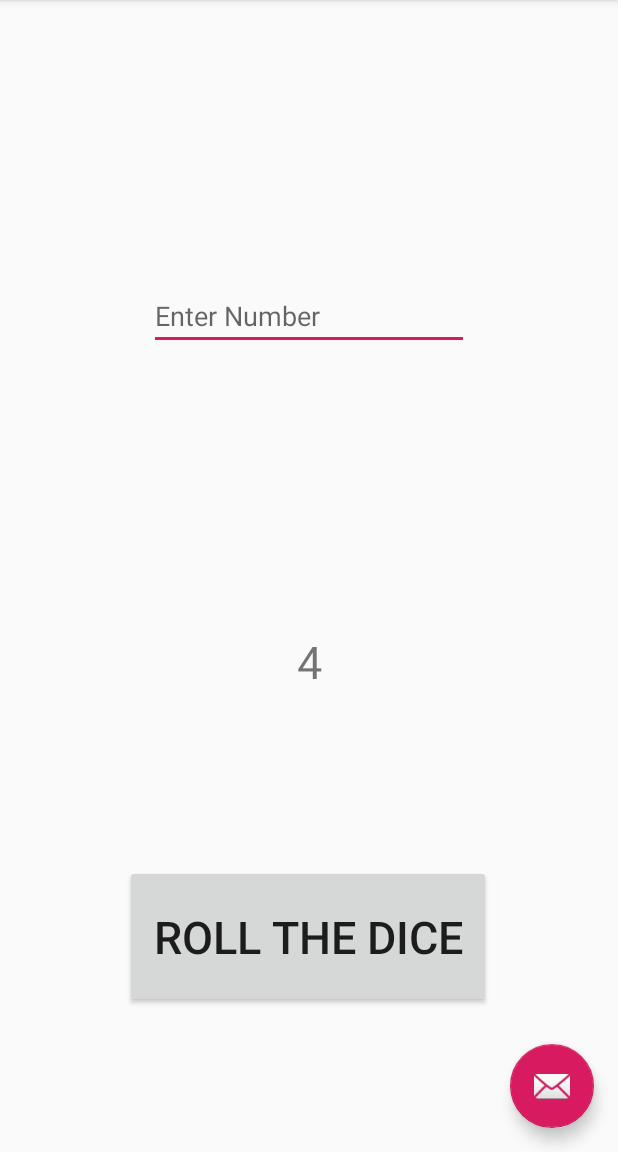
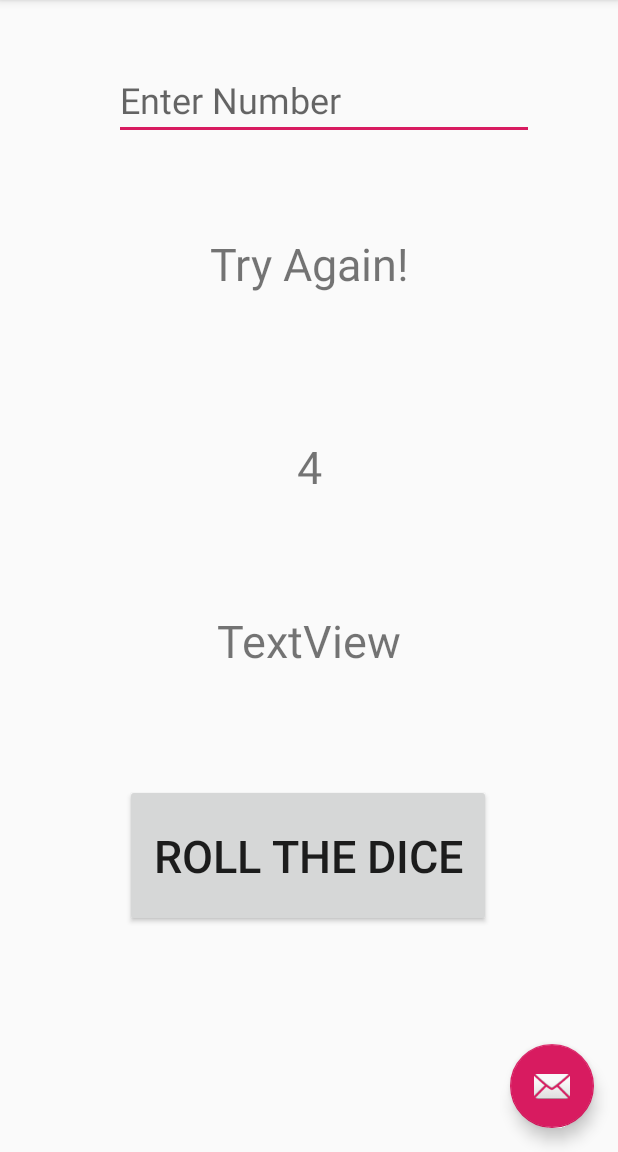
Before and after one commit to zak9127/DiceRoller, an Android app: the screen it shows after launch (MainActivity), after a tap on "ROLL THE DICE", on a phone screen of 412 x 824 dp, the part 84-1236 px from its top. Run offline under Robolectric (Android 15) with nearby library versions, the phone set to English and light mode, and no system bars; 1 statement that could not run was skipped.

```diff
--- a/app/src/main/java/com/example/firstapp/MainActivity.java
+++ b/app/src/main/java/com/example/firstapp/MainActivity.java
@@ -11,12 +11,19 @@ import androidx.appcompat.widget.Toolbar;
 import android.view.View;
 import android.view.Menu;
 import android.view.MenuItem;
+import android.widget.EditText;
 import android.widget.TextView;
 
 import java.util.Random;
 
-public class MainActivity extends AppCompatActivity {
+import static com.example.firstapp.R.id.numberTextView;
 
+public class MainActivity<userNumber> extends AppCompatActivity {
+
+    private TextView response;
+    public EditText guess;
+    private TextView points;
+ int counter = 0;
     @Override
     protected void onCreate(Bundle savedInstanceState) {
         super.onCreate(savedInstanceState);
@@ -58,13 +65,40 @@ public class MainActivity extends AppCompatActivity {
 
     public void on_button_click (View view) {
 
-        TextView tv = this.findViewById(R.id.numberTextView);
+        TextView tv = this.findViewById(numberTextView);
+
+        response = (TextView)findViewById(R.id.Response);
+        points = (TextView)findViewById(R.id.Points);
+        guess = (EditText)findViewById(R.id.Number);
+
 
         Random r = new Random();
         int number = r.nextInt(6);
+        tv.setText(Integer.toString(number));
 
-        tv.setText(Integer.toString(number));
+        int userNumber;
+        userNumber = Integer.parseInt(guess.getText().toString());
+
+        if (userNumber < 1 || userNumber > 6);
+        {
+
+            response.setText("Please guess 1-6");
+
+        }  if (userNumber == number) {
+
+            counter++;
+
+            points.setText("Points: "+ counter);
+
+            response.setText("Congratulations!");
+
+        } else {
+
+            response.setText("Try Again!");
+        }
+
+
     }
 
-    public void
-}
+
+    }
--- a/app/src/main/res/layout/content_main.xml
+++ b/app/src/main/res/layout/content_main.xml
@@ -18,14 +18,12 @@
         app:layout_constraintLeft_toLeftOf="parent"
         app:layout_constraintRight_toRightOf="parent"
         app:layout_constraintTop_toTopOf="parent"
-        app:layout_constraintVertical_bias="0.578" />
+        app:layout_constraintVertical_bias="0.4" />
 
     <Button
         android:id="@+id/button"
         android:layout_width="244dp"
         android:layout_height="95dp"
-        android:layout_marginTop="92dp"
-        android:layout_marginBottom="96dp"
         android:onClick="on_button_click"
         android:text="Roll the dice"
         android:textSize="30sp"
@@ -33,19 +31,46 @@
         app:layout_constraintEnd_toEndOf="parent"
         app:layout_constraintHorizontal_bias="0.497"
         app:layout_constraintStart_toStartOf="parent"
-        app:layout_constraintTop_toBottomOf="@+id/textView"
-        app:layout_constraintVertical_bias="0.078" />
+        app:layout_constraintTop_toBottomOf="@+id/numberTextView"
+        app:layout_constraintVertical_bias="0.561"
+        tools:ignore="UnknownId" />
 
     <EditText
-        android:id="@+id/editText"
+        android:id="@+id/Number"
         android:layout_width="wrap_content"
         android:layout_height="wrap_content"
         android:ems="10"
         android:hint="Enter Number"
         android:inputType="number"
+        android:textSize="24sp"
+        app:layout_constraintBottom_toTopOf="@+id/numberTextView"
+        app:layout_constraintEnd_toEndOf="parent"
+        app:layout_constraintHorizontal_bias="0.576"
+        app:layout_constraintStart_toStartOf="parent"
+        app:layout_constraintTop_toTopOf="parent"
+        app:layout_constraintVertical_bias="0.168" />
+
+    <TextView
+        android:id="@+id/Response"
+        android:layout_width="wrap_content"
+        android:layout_height="wrap_content"
+        android:text="TextView"
+        android:textSize="30sp"
         app:layout_constraintBottom_toTopOf="@+id/numberTextView"
         app:layout_constraintEnd_toEndOf="parent"
         app:layout_constraintStart_toStartOf="parent"
-        app:layout_constraintTop_toTopOf="parent" />
+        app:layout_constraintTop_toBottomOf="@+id/Number"
+        app:layout_constraintVertical_bias="0.396" />
+
+    <TextView
+        android:id="@+id/Points"
+        android:layout_width="wrap_content"
+        android:layout_height="wrap_content"
+        android:text="TextView"
+        android:textSize="30sp"
+        app:layout_constraintBottom_toTopOf="@+id/button"
+        app:layout_constraintEnd_toEndOf="parent"
+        app:layout_constraintStart_toStartOf="parent"
+        app:layout_constraintTop_toBottomOf="@+id/numberTextView" />
 
 </androidx.constraintlayout.widget.ConstraintLayout>
```
